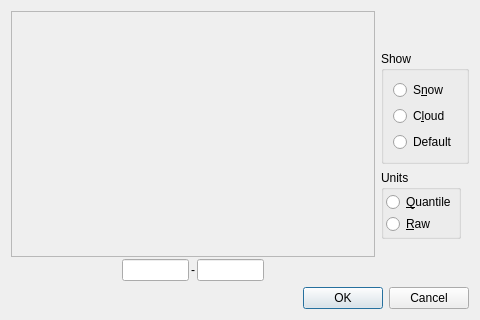
First picture: the form in levels.ui, repository kofes/satelliteQt, before the edit.
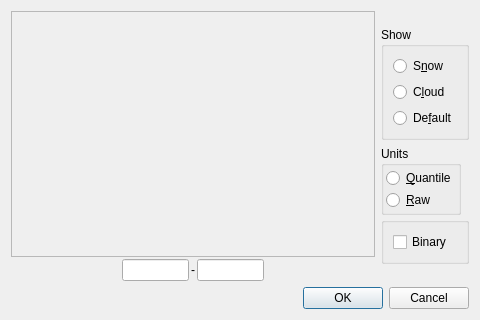
Second picture: the form after the edit.

Commit message: fix 'left-right' problem

```diff
--- a/levels.ui
+++ b/levels.ui
@@ -78,6 +78,25 @@
        </layout>
       </widget>
      </item>
+     <item>
+      <widget class="QGroupBox" name="groupBox_3">
+       <property name="title">
+        <string/>
+       </property>
+       <layout class="QVBoxLayout" name="verticalLayout_3">
+        <item>
+         <widget class="QCheckBox" name="checkBox_binary">
+          <property name="layoutDirection">
+           <enum>Qt::LeftToRight</enum>
+          </property>
+          <property name="text">
+           <string>Binary</string>
+          </property>
+         </widget>
+        </item>
+       </layout>
+      </widget>
+     </item>
      <item>
       <spacer name="verticalSpacer_2">
        <property name="orientation">
@@ -244,7 +263,7 @@
         <item>
          <widget class="QRadioButton" name="radio_button_default">
           <property name="text">
-           <string>Default</string>
+           <string>De&amp;fault</string>
           </property>
          </widget>
         </item>
```
The commit also changes 7 other files.
